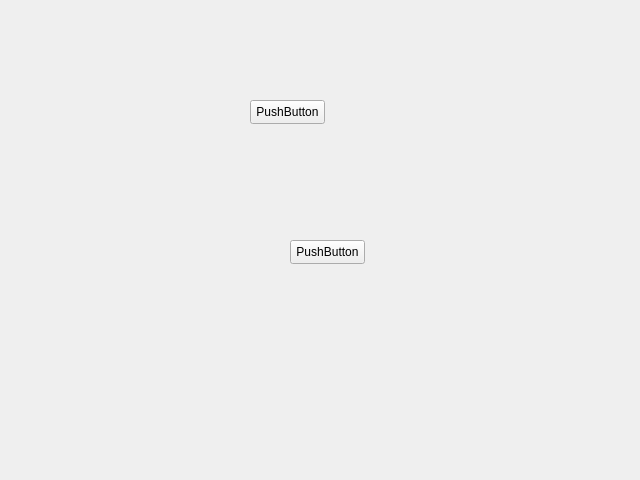
TEAMMYKUNG/INDUCED-VOLTAGE-GUI, file ui/Help.ui: the form before one commit.
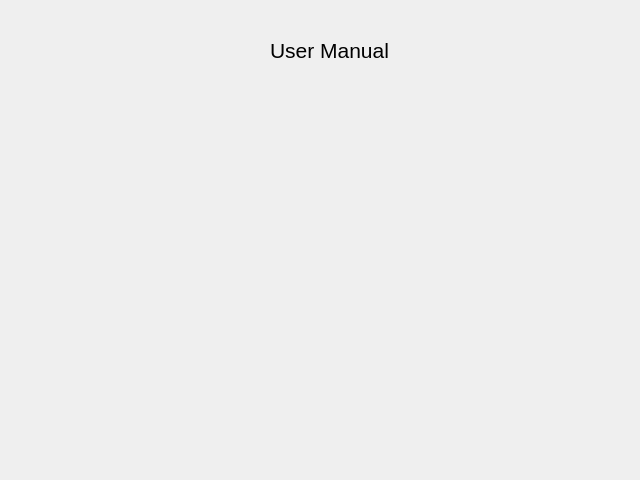
The form after the commit. Icons and pictures are not drawn.

Diff of the .ui file:
```diff
--- a/ui/Help.ui
+++ b/ui/Help.ui
@@ -17,30 +17,41 @@
    <iconset>
     <normaloff>images/help.png</normaloff>images/help.png</iconset>
   </property>
-  <widget class="QPushButton" name="pushButton">
+  <widget class="QLabel" name="UserManual_topic">
    <property name="geometry">
     <rect>
-     <x>250</x>
-     <y>100</y>
-     <width>75</width>
-     <height>24</height>
+     <x>270</x>
+     <y>30</y>
+     <width>141</width>
+     <height>41</height>
     </rect>
    </property>
+   <property name="font">
+    <font>
+     <pointsize>16</pointsize>
+    </font>
+   </property>
    <property name="text">
-    <string>PushButton</string>
+    <string>User Manual</string>
    </property>
   </widget>
-  <widget class="QPushButton" name="pushButton_2">
+  <widget class="QLabel" name="manual_pic">
    <property name="geometry">
     <rect>
-     <x>290</x>
-     <y>240</y>
-     <width>75</width>
-     <height>24</height>
+     <x>220</x>
+     <y>30</y>
+     <width>41</width>
+     <height>41</height>
     </rect>
    </property>
    <property name="text">
-    <string>PushButton</string>
+    <string/>
+   </property>
+   <property name="pixmap">
+    <pixmap>images/manual.png</pixmap>
+   </property>
+   <property name="scaledContents">
+    <bool>true</bool>
    </property>
   </widget>
  </widget>
```
Left out of the diff: 8 changed lines with no effect on the pictures.
